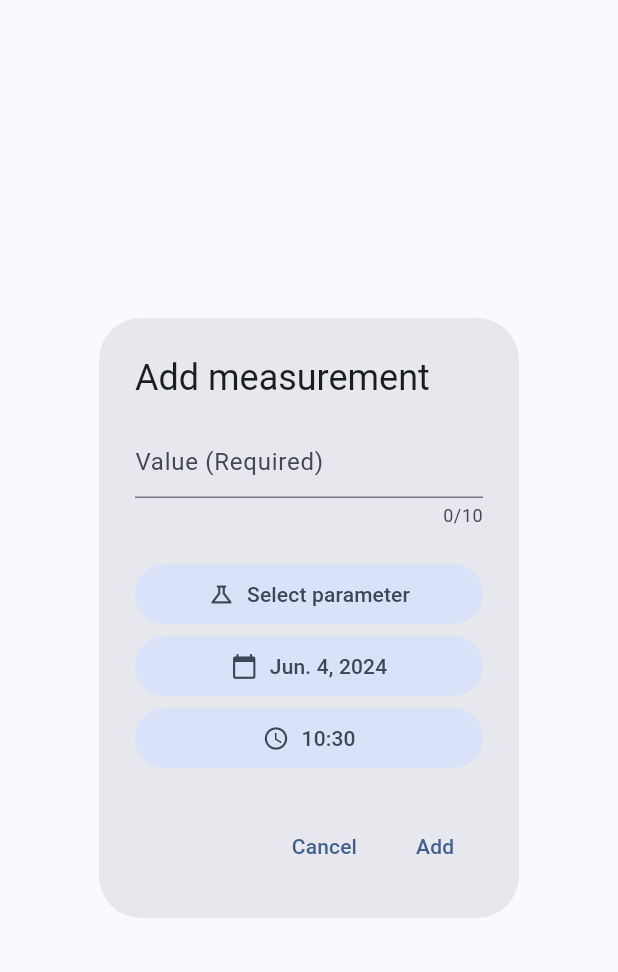
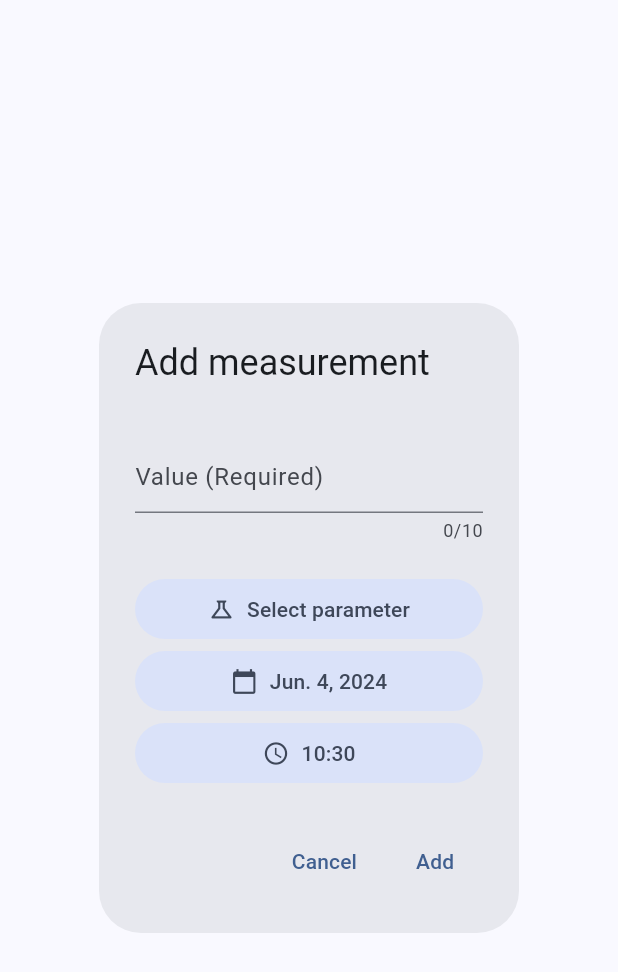
Before and after one commit to AntoineHo6/aquarium_bleu, a Flutter app: the AddParamValAlertDialog widget shown alone on an empty page, opened directly with empty values, on a phone screen of 412 x 824 dp. Shown: the top 972 px of the screen. Run offline on Flutter 3.47's test engine with Material 3 defaults, Android fonts, the phone set to English and light mode, and no system bars; our stand-ins replace cached_network_image, cloud_firestore, firebase_auth, firebase_core, firebase_storage, flutter_cache_manager and 7 more; missing offline and left inert: firebase_ui_auth, firebase_ui_oauth_google, flutter_facebook_auth, rrule; accounts and stored records are empty; generated files the repository leaves out were written again.

Commit message:
fixed ios add param

```diff
--- a/aquarium_bleu/lib/pages/login_page.dart
+++ b/aquarium_bleu/lib/pages/login_page.dart
@@ -15,7 +15,6 @@ import 'package:flutter/material.dart';
 
 import 'package:flutter_gen/gen_l10n/app_localizations.dart';
 import 'package:fluttertoast/fluttertoast.dart';
-import 'package:font_awesome_flutter/font_awesome_flutter.dart';
 import 'package:flutter_facebook_auth/flutter_facebook_auth.dart';
 
 class LoginPage extends StatefulWidget {
--- a/aquarium_bleu/lib/widgets/param/add_param_val_alert_dialog.dart
+++ b/aquarium_bleu/lib/widgets/param/add_param_val_alert_dialog.dart
@@ -1,3 +1,5 @@
+import 'dart:io';
+
 import 'package:aquarium_bleu/enums/water_param_type.dart';
 import 'package:aquarium_bleu/firestore_stuff.dart';
 import 'package:aquarium_bleu/main.dart';
@@ -9,6 +11,7 @@ import 'package:aquarium_bleu/styles/spacing.dart';
 import 'package:aquarium_bleu/utils/string_util.dart';
 import 'package:aquarium_bleu/widgets/icon_text_btn.dart';
 import 'package:aquarium_bleu/widgets/toasts/added_toast.dart';
+import 'package:flutter/cupertino.dart';
 import 'package:flutter/material.dart';
 import 'package:flutter_gen/gen_l10n/app_localizations.dart';
 import 'package:fluttertoast/fluttertoast.dart';
@@ -62,11 +65,38 @@ class _AddParamValAlertDialogState extends State<AddParamValAlertDialog> {
     _setParamBtnText();
 
     return AlertDialog.adaptive(
-      title: Text(AppLocalizations.of(context)!.addMeasurement),
+      title: Padding(
+        padding: const EdgeInsets.only(bottom: Spacing.betweenSections),
+        child: Text(AppLocalizations.of(context)!.addMeasurement),
+      ),
       content: SingleChildScrollView(
         child: ListBody(
           children: [
-            TextField(
+            Platform.isIOS
+                ? Column(
+                    children: [
+                      CupertinoTextField(
+                        keyboardType: TextInputType.number,
+                        controller: _valueFieldController,
+                        maxLength: 10,
+                        placeholder:
+                            '${AppLocalizations.of(context)!.value} (${AppLocalizations.of(context)!.required})',
+                        decoration: BoxDecoration(
+                          borderRadius: BorderRadius.circular(10),
+                          border: Border.all(
+                            color: _isValueValid
+                                ? Colors.grey[800]!
+                                : Theme.of(context).colorScheme.error,
+                          ),
+                        ),
+                      ),
+                      // Visibility(
+                      //   visible: !_isValueValid,
+                      //   child: Text(_errorText ?? ''),
+                      // ),
+                    ],
+                  )
+                : TextField(
                     keyboardType: TextInputType.number,
                     controller: _valueFieldController,
                     decoration: InputDecoration(
--- a/aquarium_bleu/lib/widgets/wc/add_wc_alert_dialog.dart
+++ b/aquarium_bleu/lib/widgets/wc/add_wc_alert_dialog.dart
@@ -1,5 +1,6 @@
 import 'package:aquarium_bleu/firestore_stuff.dart';
 import 'package:aquarium_bleu/models/water_change.dart';
+import 'package:aquarium_bleu/styles/spacing.dart';
 import 'package:aquarium_bleu/utils/string_util.dart';
 import 'package:aquarium_bleu/widgets/icon_text_btn.dart';
 import 'package:flutter/material.dart';
@@ -30,7 +31,10 @@ class _AddWcAlertDialogState extends State<AddWcAlertDialog> {
   @override
   Widget build(BuildContext context) {
     return AlertDialog.adaptive(
-      title: Text(AppLocalizations.of(context)!.addWaterChange),
+      title: Padding(
+        padding: const EdgeInsets.only(bottom: Spacing.betweenSections),
+        child: Text(AppLocalizations.of(context)!.addWaterChange),
+      ),
       content: SingleChildScrollView(
         child: ListBody(
           children: [
```
Lines whose indentation alone changed are shown as unchanged.
